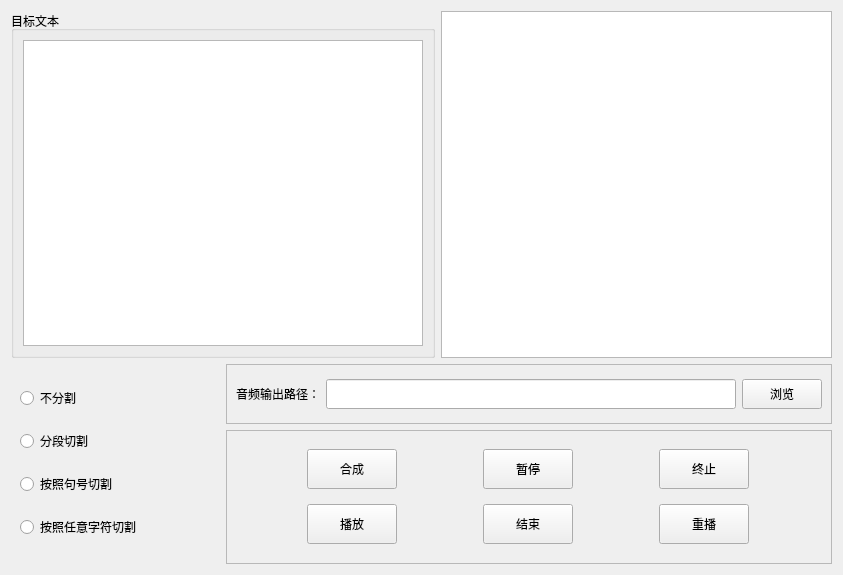
The window that LogGpt/setcompounddialogwidget.ui (log159/LogChat) describes before a commit, drawn with Qt 5.
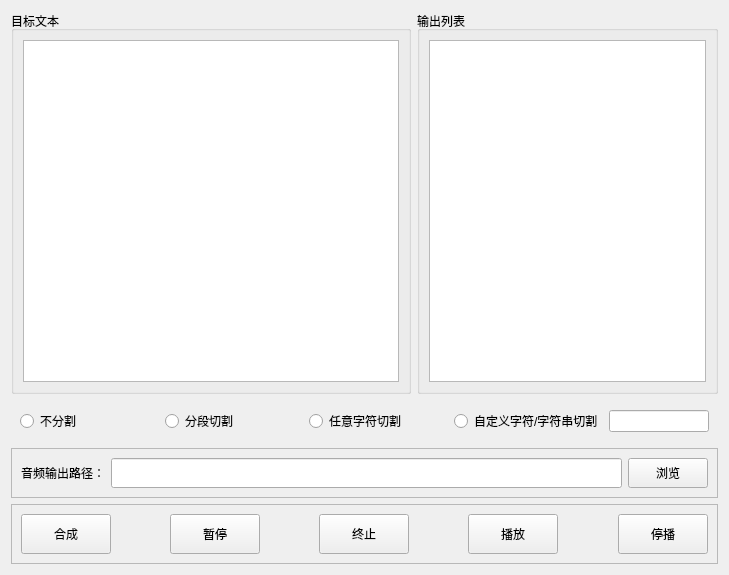
The same window after the commit.

```diff
--- a/LogGpt/setcompounddialogwidget.ui
+++ b/LogGpt/setcompounddialogwidget.ui
@@ -6,26 +6,32 @@
    <rect>
     <x>0</x>
     <y>0</y>
-    <width>843</width>
+    <width>729</width>
     <height>575</height>
    </rect>
   </property>
   <property name="windowTitle">
    <string>Form</string>
   </property>
-  <layout class="QGridLayout" name="gridLayout_4">
-   <item row="0" column="0" colspan="2">
+  <layout class="QGridLayout" name="gridLayout_2">
+   <item row="0" column="0">
     <widget class="QGroupBox" name="groupBox">
+     <property name="minimumSize">
+      <size>
+       <width>400</width>
+       <height>0</height>
+      </size>
+     </property>
      <property name="title">
       <string>目标文本</string>
      </property>
-     <layout class="QGridLayout" name="gridLayout_3">
-      <item row="0" column="0">
+     <layout class="QVBoxLayout" name="verticalLayout_2">
+      <item>
        <widget class="QTextEdit" name="textEdit_txt">
         <property name="minimumSize">
          <size>
-          <width>400</width>
-          <height>230</height>
+          <width>0</width>
+          <height>0</height>
          </size>
         </property>
        </widget>
@@ -33,25 +39,40 @@
      </layout>
     </widget>
    </item>
-   <item row="0" column="2">
-    <widget class="QListWidget" name="listWidget">
+   <item row="0" column="1">
+    <widget class="QGroupBox" name="groupBox_2">
      <property name="minimumSize">
       <size>
-       <width>261</width>
-       <height>231</height>
+       <width>300</width>
+       <height>0</height>
       </size>
      </property>
+     <property name="title">
+      <string>输出列表</string>
+     </property>
+     <layout class="QGridLayout" name="gridLayout_4">
+      <item row="0" column="0">
+       <widget class="QListWidget" name="listWidget_voiceway">
+        <property name="minimumSize">
+         <size>
+          <width>261</width>
+          <height>231</height>
+         </size>
+        </property>
+       </widget>
+      </item>
+     </layout>
     </widget>
    </item>
-   <item row="1" column="0" rowspan="2">
+   <item row="1" column="0" colspan="2">
     <widget class="QWidget" name="widget" native="true">
      <property name="minimumSize">
       <size>
-       <width>190</width>
-       <height>200</height>
+       <width>0</width>
+       <height>0</height>
       </size>
      </property>
-     <layout class="QVBoxLayout" name="verticalLayout">
+     <layout class="QHBoxLayout" name="horizontalLayout">
       <item>
        <widget class="QRadioButton" name="radioButton_1">
         <property name="text">
@@ -69,21 +90,31 @@
       <item>
        <widget class="QRadioButton" name="radioButton_3">
         <property name="text">
-         <string>按照句号切割</string>
+         <string>任意字符切割</string>
         </property>
        </widget>
       </item>
       <item>
        <widget class="QRadioButton" name="radioButton_4">
         <property name="text">
-         <string>按照任意字符切割</string>
+         <string>自定义字符/字符串切割</string>
+        </property>
+       </widget>
+      </item>
+      <item>
+       <widget class="QLineEdit" name="lineEdit_str">
+        <property name="maximumSize">
+         <size>
+          <width>100</width>
+          <height>16777215</height>
+         </size>
         </property>
        </widget>
       </item>
      </layout>
     </widget>
    </item>
-   <item row="1" column="1" colspan="2">
+   <item row="2" column="0" colspan="2">
     <widget class="QFrame" name="frame">
      <property name="maximumSize">
       <size>
@@ -131,7 +162,7 @@
      </layout>
     </widget>
    </item>
-   <item row="2" column="1" colspan="2">
+   <item row="3" column="0" colspan="2">
     <widget class="QFrame" name="frame_2">
      <property name="frameShape">
       <enum>QFrame::StyledPanel</enum>
@@ -139,14 +170,8 @@
      <property name="frameShadow">
       <enum>QFrame::Raised</enum>
      </property>
-     <layout class="QGridLayout" name="gridLayout_2">
-      <property name="leftMargin">
-       <number>0</number>
-      </property>
-      <property name="rightMargin">
-       <number>0</number>
-      </property>
-      <item row="0" column="0">
+     <layout class="QHBoxLayout" name="horizontalLayout_2">
+      <item>
        <widget class="QPushButton" name="pushButton_start">
         <property name="minimumSize">
          <size>
@@ -165,7 +190,20 @@
         </property>
        </widget>
       </item>
-      <item row="0" column="1">
+      <item>
+       <spacer name="horizontalSpacer">
+        <property name="orientation">
+         <enum>Qt::Horizontal</enum>
+        </property>
+        <property name="sizeHint" stdset="0">
+         <size>
+          <width>129</width>
+          <height>20</height>
+         </size>
+        </property>
+       </spacer>
+      </item>
+      <item>
        <widget class="QPushButton" name="pushButton_stop">
         <property name="minimumSize">
          <size>
@@ -184,7 +222,20 @@
         </property>
        </widget>
       </item>
-      <item row="0" column="2">
+      <item>
+       <spacer name="horizontalSpacer_2">
+        <property name="orientation">
+         <enum>Qt::Horizontal</enum>
+        </property>
+        <property name="sizeHint" stdset="0">
+         <size>
+          <width>128</width>
+          <height>20</height>
+         </size>
+        </property>
+       </spacer>
+      </item>
+      <item>
        <widget class="QPushButton" name="pushButton_end">
         <property name="minimumSize">
          <size>
@@ -203,7 +254,20 @@
         </property>
        </widget>
       </item>
-      <item row="1" column="0">
+      <item>
+       <spacer name="horizontalSpacer_3">
+        <property name="orientation">
+         <enum>Qt::Horizontal</enum>
+        </property>
+        <property name="sizeHint" stdset="0">
+         <size>
+          <width>129</width>
+          <height>20</height>
+         </size>
+        </property>
+       </spacer>
+      </item>
+      <item>
        <widget class="QPushButton" name="pushButton_play">
         <property name="minimumSize">
          <size>
@@ -222,7 +286,20 @@
         </property>
        </widget>
       </item>
-      <item row="1" column="1">
+      <item>
+       <spacer name="horizontalSpacer_4">
+        <property name="orientation">
+         <enum>Qt::Horizontal</enum>
+        </property>
+        <property name="sizeHint" stdset="0">
+         <size>
+          <width>129</width>
+          <height>20</height>
+         </size>
+        </property>
+       </spacer>
+      </item>
+      <item>
        <widget class="QPushButton" name="pushButton_unplay">
         <property name="minimumSize">
          <size>
@@ -237,26 +314,7 @@
          </size>
         </property>
         <property name="text">
-         <string>结束</string>
-        </property>
-       </widget>
-      </item>
-      <item row="1" column="2">
-       <widget class="QPushButton" name="pushButton_replay">
-        <property name="minimumSize">
-         <size>
-          <width>90</width>
-          <height>40</height>
-         </size>
-        </property>
-        <property name="maximumSize">
-         <size>
-          <width>90</width>
-          <height>16777215</height>
-         </size>
-        </property>
-        <property name="text">
-         <string>重播</string>
+         <string>停播</string>
         </property>
        </widget>
       </item>
```
Left out of the diff: 4 changed lines with no effect on the pictures.
